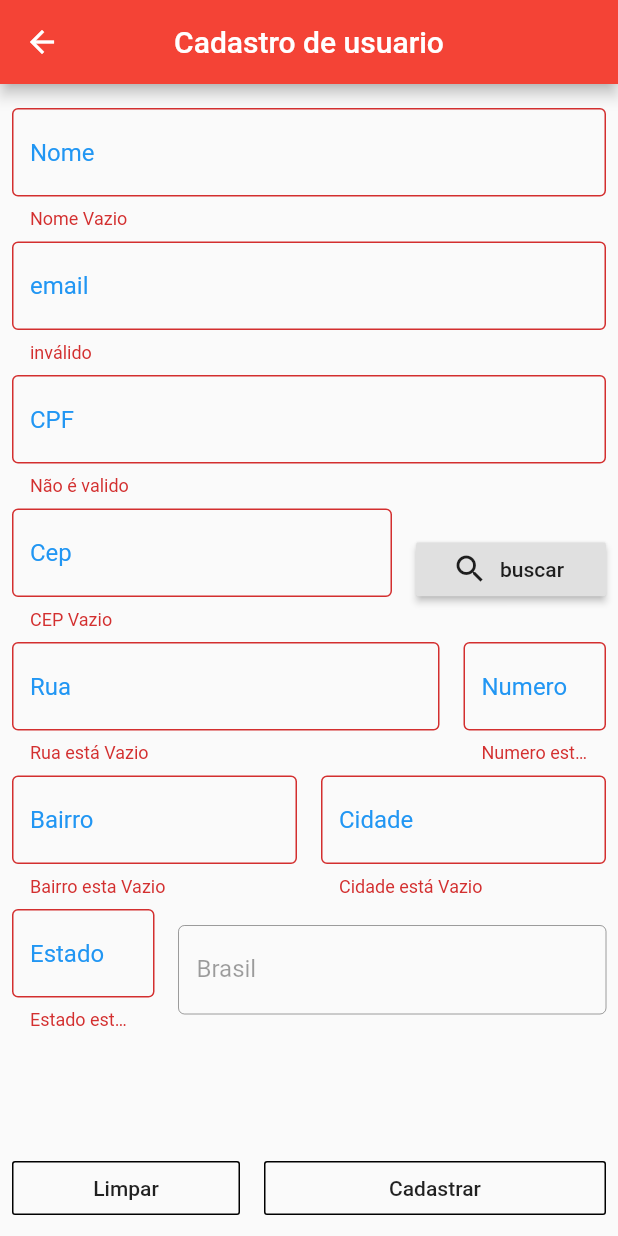
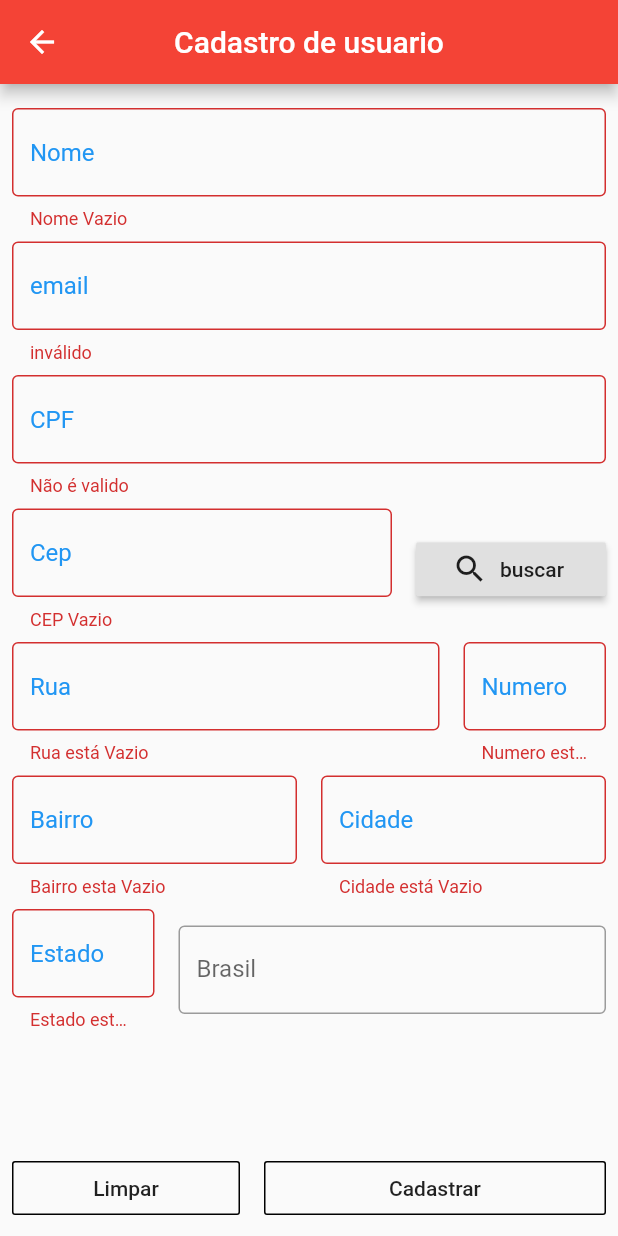
Before and after one commit to LuisFernandoSilva/aula_27_flutter_exercicio_dupla, a Flutter app: the RegisterPage screen opened by its route, after a tap on "Cadastrar", on a phone screen of 412 x 824 dp. Run offline on Flutter 3.47's test engine with Material 2 defaults, Android fonts, the phone set to English and light mode, and no system bars; our stand-ins replace dio, email_validator, sqflite; missing offline and left inert: cnpj_cpf_formatter, cnpj_cpf_helper; accounts and stored records are empty.

Commit message:
update register

```diff
--- a/lib/pages/register_page.dart
+++ b/lib/pages/register_page.dart
@@ -1,6 +1,7 @@
 import 'package:aula_27_flutter_exercicio_dupla/bd/bd.dart';
 import 'package:aula_27_flutter_exercicio_dupla/entities/user.dart';
 import 'package:aula_27_flutter_exercicio_dupla/pages/home_page.dart';
+import 'package:aula_27_flutter_exercicio_dupla/repository/user_reposito.dart';
 import 'package:aula_27_flutter_exercicio_dupla/repository/user_repository.dart';
 import 'package:dio/dio.dart';
 import 'package:email_validator/email_validator.dart';
@@ -17,18 +18,20 @@ class RegisterPage extends StatefulWidget {
 class _RegisterPageState extends State<RegisterPage> {
   TextEditingController _nameController;
   TextEditingController _emailController;
-  final _cpfController = TextEditingController();
-  final _cepController = TextEditingController();
-  final _streetController = TextEditingController();
-  final _numberHouseController = TextEditingController();
-  final _neighborhoodController = TextEditingController();
-  final _cityController = TextEditingController();
-  final _stateController = TextEditingController();
+  TextEditingController _cpfController;
+  TextEditingController _cepController;
+  TextEditingController _streetController;
+  TextEditingController _numberHouseController;
+  TextEditingController _neighborhoodController;
+  TextEditingController _cityController;
+  TextEditingController _stateController;
+  TextEditingController _countryController;
   String _country = 'Brasil';
   final _scaffoldKey = GlobalKey<ScaffoldState>();
   final _formKey = GlobalKey<FormState>();
+  bool edit = false;
   User _user = User();
-  final userRepository = UserRepository(Db());
+  final userRepository = UserReposito(Db());
 
   @override
   void dispose() {
@@ -48,11 +51,24 @@ class _RegisterPageState extends State<RegisterPage> {
   void didChangeDependencies() {
     super.didChangeDependencies();
     final user = ModalRoute.of(context).settings.arguments as User;
+    if (user == null) {
+      edit = true;
+    }
 
     _nameController = TextEditingController(text: user?.name ?? '');
     _emailController = TextEditingController(text: user?.email ?? '');
-
-    _user.name = user?.name ?? null;
+    _cpfController = TextEditingController(text: user?.cpf ?? '');
+    _cepController = TextEditingController(text: user?.cep ?? '');
+    _streetController = TextEditingController(text: user?.street ?? '');
+    _numberHouseController =
+        TextEditingController(text: user?.numberHouse ?? '');
+    _neighborhoodController =
+        TextEditingController(text: user?.neighborhood ?? '');
+    _cityController = TextEditingController(text: user?.city ?? '');
+    _stateController = TextEditingController(text: user?.state ?? '');
+    _countryController = TextEditingController(text: user?.country ?? '');
+    /* _country = user?.country ?? ''; */
+    /*  _user.name = user?.name ?? null; */
     _user.id = user?.id ?? null;
   }
 
@@ -348,14 +364,14 @@ class _RegisterPageState extends State<RegisterPage> {
                           Expanded(
                             flex: 75,
                             child: TextFormField(
-                              enabled: false,
+                              controller: _countryController,
                               decoration: InputDecoration(
                                   border: OutlineInputBorder(),
                                   hintText: 'País',
                                   hintStyle: TextStyle(color: Colors.blue),
                                   labelText: _country),
                               onSaved: (newValue) {
-                                _user.country = _country;
+                                _user.country = newValue;
                               },
                             ),
                           ),
@@ -380,16 +396,29 @@ class _RegisterPageState extends State<RegisterPage> {
                   ),
                 ),
                 SizedBox(width: 16),
-                Expanded(
+                edit
+                    ? Expanded(
                         flex: 60,
                         child: OutlineButton(
                           child: Text('Cadastrar'),
                           onPressed: () {
                             if (_formKey.currentState.validate()) {
                               _formKey.currentState.save();
-                        userRepository.newUser(_user);
-
-                        _onSucess();
+                              _saveUser();
+                            }
+                          },
+                          borderSide: BorderSide(color: Colors.black),
+                          focusColor: Colors.red,
+                        ),
+                      )
+                    : Expanded(
+                        flex: 60,
+                        child: OutlineButton(
+                          child: Text('Editar'),
+                          onPressed: () {
+                            if (_formKey.currentState.validate()) {
+                              _formKey.currentState.save();
+                              _updateUser();
                             }
                           },
                           borderSide: BorderSide(color: Colors.black),
@@ -404,9 +433,30 @@ class _RegisterPageState extends State<RegisterPage> {
     );
   }
 
-  void _onSucess() {
+  void _saveUser() async {
+    final saved = await userRepository.saveUser(_user);
+
+    userRepository.recoverUser();
+
+    if (!saved) {
+      _showSnackBar("Usuario Criado com sucesso!");
+      return;
+    }
+    Navigator.of(context).pushNamed(HomePage.routeName);
+  }
+
+  void _updateUser() async {
+    final update = await userRepository.updateUser(_user);
+    if (!update) {
+      _showSnackBar('Não foi possível atualizar a tarefa!');
+      return;
+    }
+    Navigator.of(context).pushNamed(HomePage.routeName);
+  }
+
+  void _showSnackBar(String text) {
     _scaffoldKey.currentState.showSnackBar(SnackBar(
-      content: Text("Usuario Criado com sucesso!"),
+      content: Text(text),
       backgroundColor: Colors.red,
       duration: Duration(seconds: 3),
     ));
```
Lines whose indentation alone changed are shown as unchanged.
